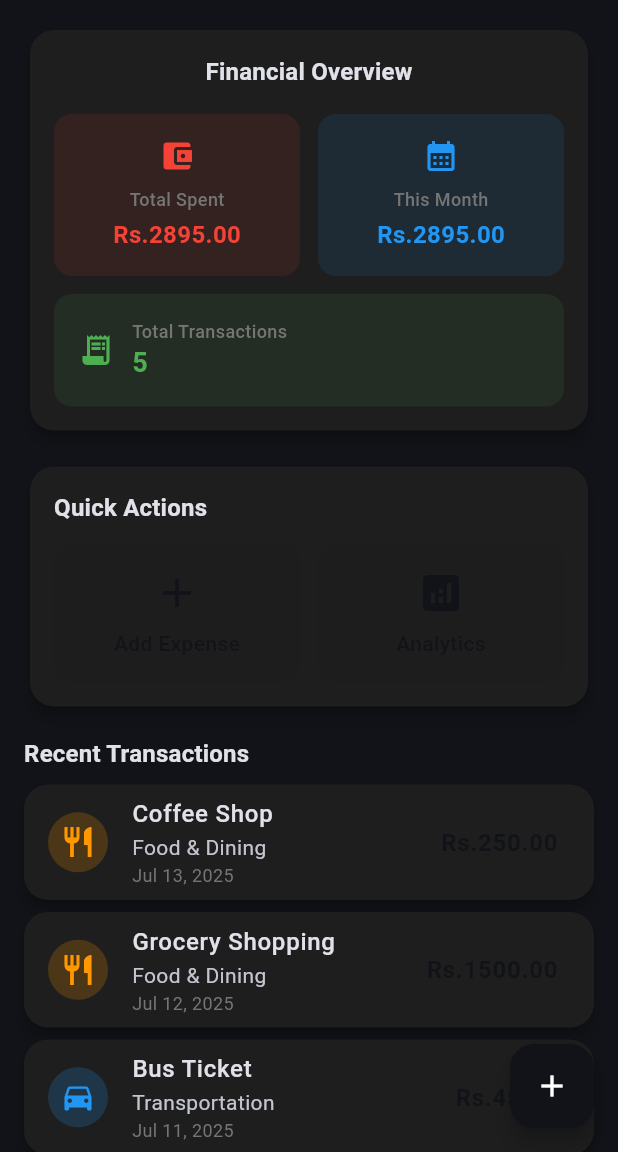
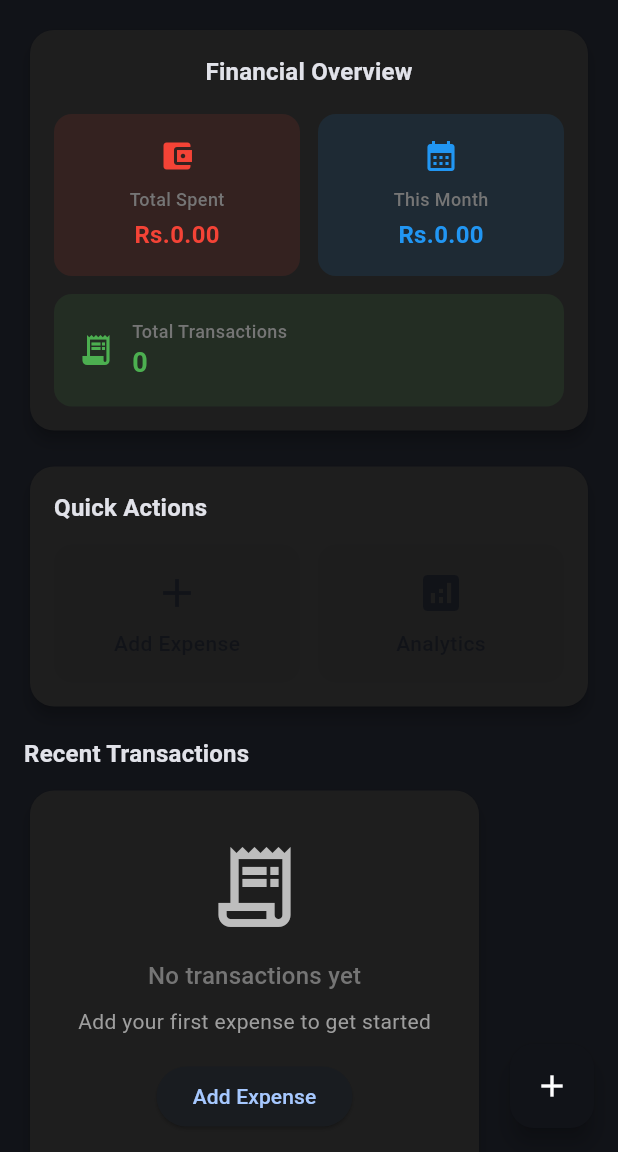
Before and after one commit to RensithUdara/finance-manager-mobile-app, a Flutter app: the screen it shows after launch, after a tap on the "dark mode" icon, on a phone screen of 412 x 824 dp, the part 84-1236 px from its top. Run offline on Flutter 3.47's test engine with Material 3 defaults, Android fonts, the phone set to English and light mode, and no system bars; our stand-ins replace bloc, equatable, fl_chart, flutter_bloc, get_it, shared_preferences and 1 more; accounts and stored records are empty.

Commit message:
refactor: Change expenses list to final and remove sample data initialization

```diff
--- a/lib/data/local/database_helper.dart
+++ b/lib/data/local/database_helper.dart
@@ -1,9 +1,10 @@
 import 'dart:async';
+
 import '../../domain/entities/expense.dart';
 
 class DatabaseHelper {
   static final DatabaseHelper _instance = DatabaseHelper._internal();
-  static List<Expense> _expenses = [];
+  static final List<Expense> _expenses = [];
   static int _currentId = 1;
 
   DatabaseHelper._internal();
@@ -22,48 +23,7 @@ class DatabaseHelper {
   }
 
   void _addSampleData() {
-    _expenses.addAll([
-      Expense(
-        id: _currentId++,
-        title: 'Coffee Shop',
-        amount: 250.0,
-        category: 'Food & Dining',
-        date: DateTime.now().subtract(const Duration(days: 1)),
-        description: 'Morning coffee',
-      ),
-      Expense(
-        id: _currentId++,
-        title: 'Grocery Shopping',
-        amount: 1500.0,
-        category: 'Food & Dining',
-        date: DateTime.now().subtract(const Duration(days: 2)),
-        description: 'Weekly groceries',
-      ),
-      Expense(
-        id: _currentId++,
-        title: 'Bus Ticket',
-        amount: 45.0,
-        category: 'Transportation',
-        date: DateTime.now().subtract(const Duration(days: 3)),
-        description: 'Daily commute',
-      ),
-      Expense(
-        id: _currentId++,
-        title: 'Movie Ticket',
-        amount: 300.0,
-        category: 'Entertainment',
-        date: DateTime.now().subtract(const Duration(days: 4)),
-        description: 'Weekend movie',
-      ),
-      Expense(
-        id: _currentId++,
-        title: 'New Shirt',
-        amount: 800.0,
-        category: 'Shopping',
-        date: DateTime.now().subtract(const Duration(days: 5)),
-        description: 'Casual wear',
-      ),
-    ]);
+    // No sample data - start with empty list
   }
 
   Future<int> insertExpense(Expense expense) async {
```
